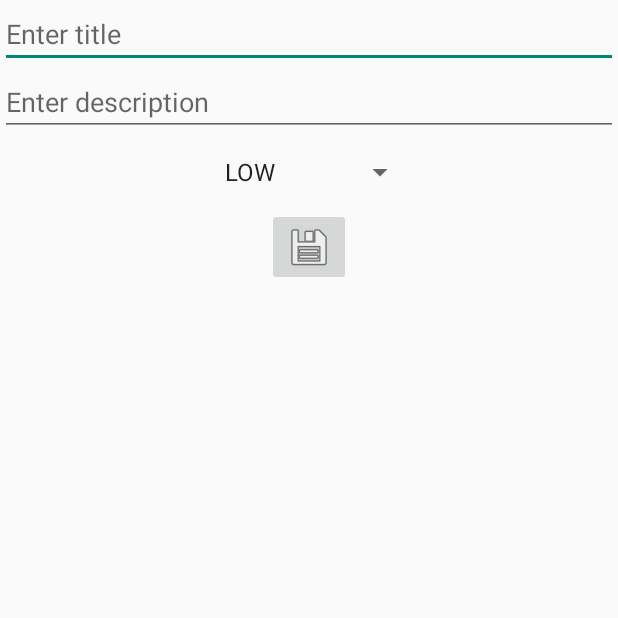
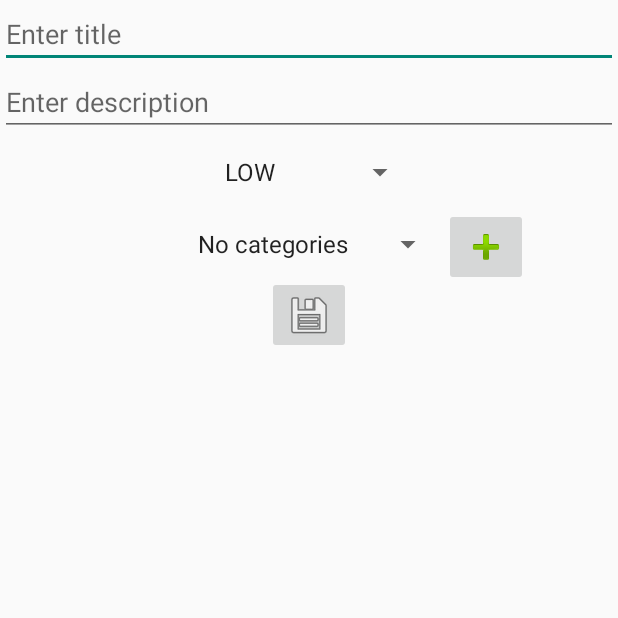
Before and after one commit to VSharkO/TaskieWithRoom, an Android app: the screen it shows after launch (NewTaskActivity), after a tap on an icon or button, on a phone screen of 412 x 824 dp, the top half of it. Run offline under Robolectric (Android 15) with nearby library versions, the phone set to English and light mode, and no system bars; our stand-ins replace ButterKnife, Room's generated code.

```diff
--- /dev/null
+++ b/app/src/main/java/ada/osc/taskie/database/CategoriesDao.java
@@ -0,0 +1,27 @@
+package ada.osc.taskie.database;
+
+import android.arch.persistence.room.Dao;
+import android.arch.persistence.room.Delete;
+import android.arch.persistence.room.Insert;
+import android.arch.persistence.room.Query;
+
+import java.util.List;
+
+import ada.osc.taskie.model.TaskCategory;
+
+@Dao
+public interface CategoriesDao {
+
+    @Insert
+    void insert(TaskCategory taskCategory);
+
+    @Delete
+    void delete(TaskCategory taskCategory);
+
+    @Delete
+    void deleteAll(List<TaskCategory> taskCategory);
+
+    @Query("SELECT * from category_table ORDER BY category ASC")
+    List<TaskCategory> getAllCategories();
+
+}
--- a/app/src/main/java/ada/osc/taskie/database/TaskDao.java
+++ b/app/src/main/java/ada/osc/taskie/database/TaskDao.java
@@ -26,4 +26,6 @@ public interface TaskDao {
 
     @Query("SELECT * from task_table WHERE mPriority = :Priority")
     List<Task> findTasksByPriority(String Priority);
+
+
 }
--- a/app/src/main/java/ada/osc/taskie/database/TaskRoomDatabase.java
+++ b/app/src/main/java/ada/osc/taskie/database/TaskRoomDatabase.java
@@ -7,14 +7,15 @@ import android.arch.persistence.room.TypeConverters;
 import android.content.Context;
 
 import ada.osc.taskie.model.Task;
+import ada.osc.taskie.model.TaskCategory;
 import ada.osc.taskie.util.TypeConverterUtil;
 
-@Database(entities = {Task.class}, version = 1)
+@Database(entities = {Task.class, TaskCategory.class}, version = 4)
 @TypeConverters({TypeConverterUtil.class})
 public abstract class TaskRoomDatabase extends RoomDatabase {
 
     public abstract TaskDao taskDao();
-
+    public abstract CategoriesDao categoryDao();
     private static TaskRoomDatabase INSTANCE;
 
     public static TaskRoomDatabase getDatabase(final Context context) {
@@ -24,6 +25,7 @@ public abstract class TaskRoomDatabase extends RoomDatabase {
                     INSTANCE = Room.databaseBuilder(context.getApplicationContext(),
                             TaskRoomDatabase.class, "task_database")
                             .allowMainThreadQueries()
+                            .fallbackToDestructiveMigration()
                             .build();
                 }
             }
--- a/app/src/main/java/ada/osc/taskie/model/Task.java
+++ b/app/src/main/java/ada/osc/taskie/model/Task.java
@@ -19,13 +19,15 @@ public class Task implements Serializable {
     private String mDescription;
     private boolean mCompleted;
     private TaskPriority mPriority;
+    private TaskCategory mCategory;
 
-    public Task(String title, String description, TaskPriority priority) {
+    public Task(String title, String description, TaskPriority priority, TaskCategory category) {
         mId = UUID.randomUUID().toString();
         mTitle = title;
         mDescription = description;
         mCompleted = false;
         mPriority = priority;
+        mCategory = category;
     }
 
     public void setId(String id) {
@@ -67,4 +69,13 @@ public class Task implements Serializable {
     public void setPriority(TaskPriority priority) {
         mPriority = priority;
     }
+
+    public TaskCategory getCategory() {
+        return mCategory;
+    }
+
+    public void setCategory(TaskCategory category) {
+        this.mCategory = category;
+    }
+
 }
--- /dev/null
+++ b/app/src/main/java/ada/osc/taskie/model/TaskCategory.java
@@ -0,0 +1,33 @@
+package ada.osc.taskie.model;
+
+
+import android.arch.persistence.room.ColumnInfo;
+import android.arch.persistence.room.Entity;
+import android.arch.persistence.room.PrimaryKey;
+import android.support.annotation.NonNull;
+
+import java.io.Serializable;
+
+@Entity(tableName = "category_table")
+public class TaskCategory implements Serializable{
+    @PrimaryKey
+    @NonNull
+    @ColumnInfo(name = "category")
+    private String category;
+
+    public TaskCategory(@NonNull String category) {
+        this.category = category;
+    }
+
+    public String getCategory() {
+        return category;
+    }
+
+    public void setCategory(String category) {
+        this.category = category;
+    }
+
+    public String toString(){
+        return category;
+    }
+}
--- a/app/src/main/java/ada/osc/taskie/model/TaskGenerator.java
+++ b/app/src/main/java/ada/osc/taskie/model/TaskGenerator.java
@@ -29,8 +29,8 @@ public class TaskGenerator {
 
 			int prioritySelector = generator.nextInt(TaskPriority.values().length);
 			TaskPriority priority = TaskPriority.values()[prioritySelector];
-
-			tasks.add(new Task(title, description, priority));
+			TaskCategory category = new TaskCategory("no category");
+			tasks.add(new Task(title, description, priority,category));
 		}
 		return tasks;
 	}
--- a/app/src/main/java/ada/osc/taskie/util/TypeConverterUtil.java
+++ b/app/src/main/java/ada/osc/taskie/util/TypeConverterUtil.java
@@ -2,6 +2,7 @@ package ada.osc.taskie.util;
 
 import android.arch.persistence.room.TypeConverter;
 
+import ada.osc.taskie.model.TaskCategory;
 import ada.osc.taskie.model.TaskPriority;
 
 public class TypeConverterUtil {
@@ -14,4 +15,14 @@ public class TypeConverterUtil {
     public static String fromTaskPriority(TaskPriority taskPriority) {
         return taskPriority.toString();
     }
+
+    @TypeConverter
+    public static TaskCategory fromStringToCategory(String string) {
+        return new TaskCategory(string);
+    }
+
+    @TypeConverter
+    public static String fromTaskCategory(TaskCategory taskCategory) {
+        return taskCategory.toString();
+    }
 }
--- a/app/src/main/java/ada/osc/taskie/view/NewTaskActivity.java
+++ b/app/src/main/java/ada/osc/taskie/view/NewTaskActivity.java
@@ -5,14 +5,19 @@ import android.content.SharedPreferences;
 import android.os.Bundle;
 import android.support.v7.app.AppCompatActivity;
 import android.util.Log;
+import android.view.View;
 import android.widget.ArrayAdapter;
 import android.widget.EditText;
+import android.widget.ImageButton;
 import android.widget.Spinner;
+import android.widget.Toast;
 
 import ada.osc.taskie.R;
+import ada.osc.taskie.database.CategoriesDao;
 import ada.osc.taskie.database.TaskDao;
 import ada.osc.taskie.database.TaskRoomDatabase;
 import ada.osc.taskie.model.Task;
+import ada.osc.taskie.model.TaskCategory;
 import ada.osc.taskie.model.TaskPriority;
 import butterknife.BindView;
 import butterknife.ButterKnife;
@@ -23,7 +28,13 @@ public class NewTaskActivity extends AppCompatActivity {
 	@BindView(R.id.edittext_newtask_title)	EditText mTitleEntry;
 	@BindView(R.id.edittext_newtask_description) EditText mDescriptionEntry;
 	@BindView(R.id.spinner_newtask_priority) Spinner mPriorityEntry;
+	@BindView(R.id.spinner_newtask_category) Spinner mCategoriesEntry;
+	@BindView(R.id.imagebutton_newtask_addCategory) ImageButton buttonAddCategory;
+	@BindView(R.id.edittext_newtask_newcategory) EditText mNewCategory;
 	private TaskDao mTaskDao;
+	private CategoriesDao mCategoriesDao;
+	private final TaskCategory initialCategory = new TaskCategory("No categories");
+	boolean isAddNewCategory;
 	SharedPreferences sharedPref;
 
 	@Override
@@ -32,17 +43,33 @@ public class NewTaskActivity extends AppCompatActivity {
 		setContentView(R.layout.activity_new_task);
 		ButterKnife.bind(this);
 		initDao();
-		setUpSpinnerSource();
+		setUpTaskSpinnerSource();
+		setUpCategorySpinnerSource();
+		isAddNewCategory=false;
 	}
 
-	private void setUpSpinnerSource() {
+	private void setUpCategorySpinnerSource() {
+		if(mCategoriesDao.getAllCategories().size()==0){
+			mCategoriesDao.insert(initialCategory);
+		}else{
+			mCategoriesDao.delete(initialCategory);
+		}
+		mCategoriesEntry.setAdapter(
+				new ArrayAdapter<>(
+						this, android.R.layout.simple_list_item_1, mCategoriesDao.getAllCategories())
+		);
+
+	}
+
+	private void setUpTaskSpinnerSource() {
 		sharedPref = this.getPreferences(Context.MODE_PRIVATE);
 		mPriorityEntry.setAdapter(
-				new ArrayAdapter<TaskPriority>(
+				new ArrayAdapter<>(
 						this, android.R.layout.simple_list_item_1, TaskPriority.values()
 				)
 		);
 
+		sharedPref = this.getPreferences(Context.MODE_PRIVATE);
 		String savedPriority = sharedPref.getString(getString(R.string.saved_priority_key),getString(R.string.defaultValue));
 
 		switch(savedPriority){
@@ -56,15 +83,15 @@ public class NewTaskActivity extends AppCompatActivity {
 				mPriorityEntry.setSelection(2);
 				break;
 
-				default:
-					mPriorityEntry.setSelection(0);
+			default:
+				mPriorityEntry.setSelection(0);
 		}
-
 	}
 
 	private void initDao() {
         TaskRoomDatabase database = TaskRoomDatabase.getDatabase(this);
         mTaskDao = database.taskDao();
+        mCategoriesDao = database.categoryDao();
     }
 
 	@OnClick(R.id.imagebutton_newtask_savetask)
@@ -73,13 +100,38 @@ public class NewTaskActivity extends AppCompatActivity {
 		SharedPreferences.Editor editor = sharedPref.edit();
 		String title = mTitleEntry.getText().toString();
 		String description = mDescriptionEntry.getText().toString();
-
+		TaskCategory category=initialCategory;
+		if(isAddNewCategory){
+			if(addNewCategoryToDb() != null) {
+				category = addNewCategoryToDb();
+			}
+		}else{
+			category = (TaskCategory) mCategoriesEntry.getSelectedItem();
+		}
 		TaskPriority priority = (TaskPriority) mPriorityEntry.getSelectedItem();
 		editor.putString(getString(R.string.saved_priority_key),priority.name());
 		editor.apply();
 		Log.i("priority",sharedPref.getString(getString(R.string.saved_priority_key),getString(R.string.defaultValue)));
-		Task newTask = new Task(title, description, priority);
+		Task newTask = new Task(title, description, priority, category);
 		mTaskDao.insert(newTask);
 		finish();
 	}
+
+	@OnClick(R.id.imagebutton_newtask_addCategory)
+	public void addCategory(){
+
+		mCategoriesEntry.setVisibility(View.GONE);
+		mNewCategory.setVisibility(View.VISIBLE);
+		buttonAddCategory.setVisibility(View.GONE);
+		isAddNewCategory=true;
+	}
+
+	public TaskCategory addNewCategoryToDb() {
+		TaskCategory category=null;
+			if (mNewCategory.getText().toString().length() != 0) {
+				category = new TaskCategory(mNewCategory.getText().toString());
+				mCategoriesDao.insert(category);
+			}
+		return category;
+	}
 }
--- a/app/src/main/java/ada/osc/taskie/view/TasksActivity.java
+++ b/app/src/main/java/ada/osc/taskie/view/TasksActivity.java
@@ -1,9 +1,7 @@
 package ada.osc.taskie.view;
 
-import android.content.Context;
 import android.content.DialogInterface;
 import android.content.Intent;
-import android.content.SharedPreferences;
 import android.os.Bundle;
 import android.support.design.widget.FloatingActionButton;
 import android.support.v7.app.AlertDialog;
@@ -21,9 +19,11 @@ import android.widget.Toast;
 import java.util.List;
 
 import ada.osc.taskie.R;
+import ada.osc.taskie.database.CategoriesDao;
 import ada.osc.taskie.database.TaskDao;
 import ada.osc.taskie.database.TaskRoomDatabase;
 import ada.osc.taskie.model.Task;
+import ada.osc.taskie.model.TaskCategory;
 import ada.osc.taskie.model.TaskGenerator;
 import ada.osc.taskie.model.TaskPriority;
 import butterknife.BindView;
@@ -34,6 +34,7 @@ public class TasksActivity extends AppCompatActivity {
 
     private static final String TAG = TasksActivity.class.getSimpleName();
     private TaskDao mTaskDao;
+    private CategoriesDao mCategoriesDao;
     TaskPriority showTasksWithPriority = null;
     TaskAdapter mTaskAdapter;
     @BindView(R.id.my_toolbar)Toolbar myToolbar;
@@ -74,15 +75,13 @@ public class TasksActivity extends AppCompatActivity {
         List<Task> randomTasks;
         randomTasks=TaskGenerator.generate(5);
         mTaskDao = database.taskDao();
+        mCategoriesDao = database.categoryDao();
         for (Task task:randomTasks) {
             mTaskDao.insert(task);
         }
-
-
-
+        //mCategoriesDao.deleteAll(mCategoriesDao.getAllCategories());
         setUpRecyclerView();
         updateTasksDisplay();
-
     }
 
     @Override
@@ -141,7 +140,7 @@ public class TasksActivity extends AppCompatActivity {
     private void toastTask(Task task) {
         Toast.makeText(
                 this,
-                task.getTitle() + "\n" + task.getDescription(),
+                task.getTitle() + "\n" + task.getDescription() + "\n" + task.getCategory(),
                 Toast.LENGTH_SHORT
         ).show();
     }
--- a/app/src/main/res/layout/activity_new_task.xml
+++ b/app/src/main/res/layout/activity_new_task.xml
@@ -16,19 +16,44 @@
         android:layout_height="wrap_content"
         android:layout_below="@id/edittext_newtask_title"
         android:hint="@string/newTask_description_hint"/>
+
     <Spinner
         android:id="@+id/spinner_newtask_priority"
         android:layout_width="wrap_content"
         android:layout_height="wrap_content"
         android:layout_below="@id/edittext_newtask_description"
         android:layout_centerHorizontal="true"/>
+
     <ImageButton
         android:id="@+id/imagebutton_newtask_savetask"
         android:layout_width="wrap_content"
         android:layout_height="wrap_content"
+        android:layout_below="@+id/edittext_newtask_newcategory"
+        android:layout_centerHorizontal="true"
+        android:src="@android:drawable/ic_menu_save" />
+
+    <ImageButton
+        android:id="@+id/imagebutton_newtask_addCategory"
+        android:layout_width="wrap_content"
+        android:layout_height="wrap_content"
+        android:layout_toRightOf="@id/spinner_newtask_category"
         android:layout_below="@id/spinner_newtask_priority"
-        android:layout_centerHorizontal="true"
-        android:src="@android:drawable/ic_menu_save"/>
-
+        android:src="@android:drawable/ic_input_add" />
+    <Spinner
+        android:id="@+id/spinner_newtask_category"
+        android:layout_width="wrap_content"
+        android:layout_height="wrap_content"
+        android:layout_below="@id/spinner_newtask_priority"
+        android:layout_centerHorizontal="true"/>
+    <EditText
+        android:id="@+id/edittext_newtask_newcategory"
+        android:layout_width="match_parent"
+        android:layout_height="wrap_content"
+        android:hint="@string/enterCategory"
+        android:visibility="invisible"
+        android:layout_below="@id/spinner_newtask_priority"
+        android:layout_toLeftOf="@id/imagebutton_newtask_addCategory"
+        android:layout_toStartOf="@id/imagebutton_newtask_addCategory"
+        android:layout_centerHorizontal="true"/>
 
 </RelativeLayout>
--- a/app/src/main/res/values/strings.xml
+++ b/app/src/main/res/values/strings.xml
@@ -9,4 +9,5 @@
     <string name="doYouWantToDelete">Delete item?</string>
     <string name="saved_priority_key">priority_key</string>
     <string name="defaultValue">none</string>
+    <string name="enterCategory">Enter category</string>
 </resources>
```
